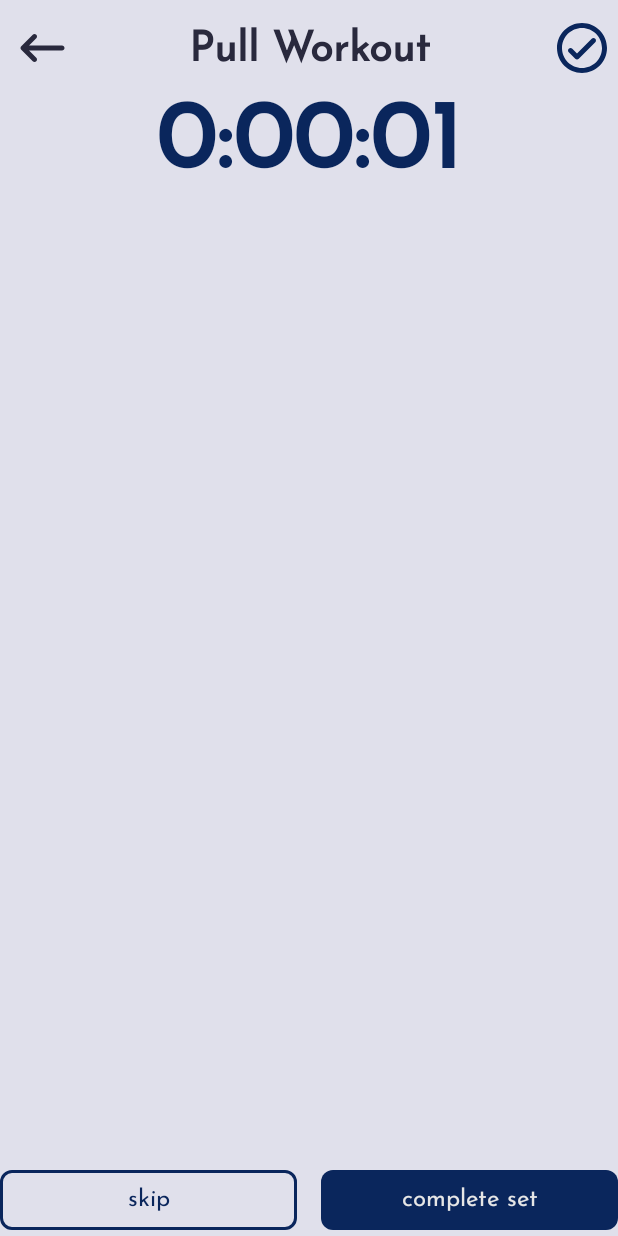
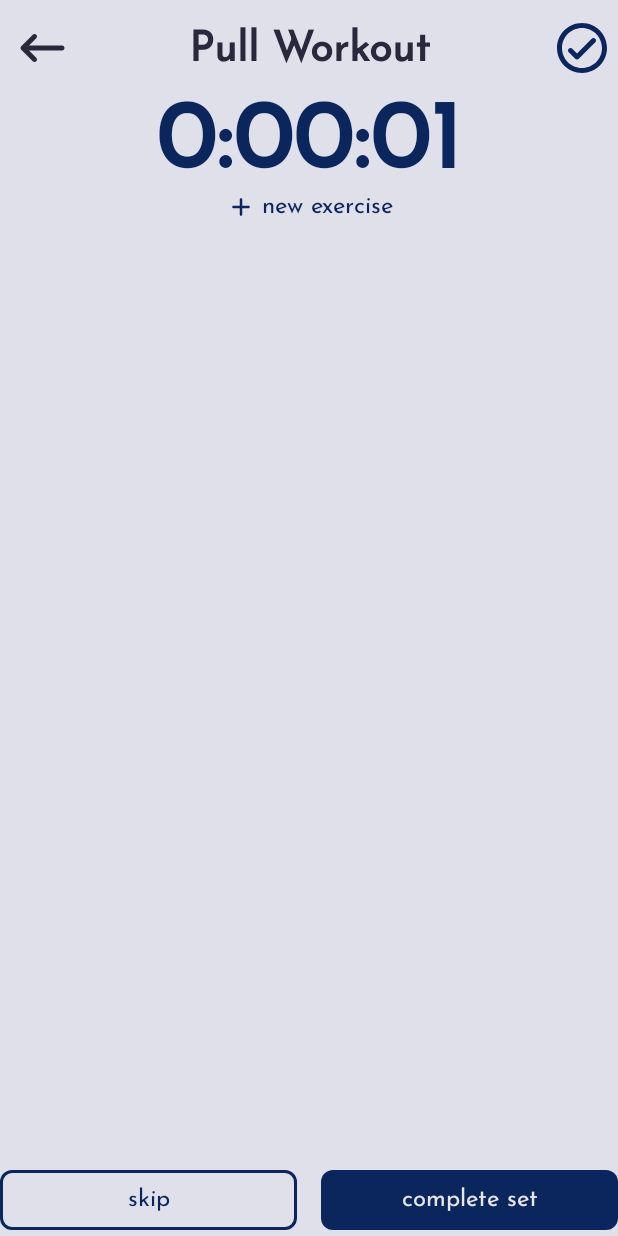
Before and after one commit to EduardDumitrescul/Liftio, an Android app built with Jetpack Compose: the screen it shows after launch (MainActivity), after a tap on "start new workout", on a phone screen of 412 x 824 dp. Run offline under Robolectric (Android 15) with nearby library versions, the phone set to English and light mode, and no system bars; our stand-ins replace Dagger/Hilt's generated code, Room's generated code; 2 statements that could not run were skipped.

Commit message:
feat: add exercise button

```diff
--- a/app/src/main/java/com/example/fitnesstracker/ui/nav/AppNavHost.kt
+++ b/app/src/main/java/com/example/fitnesstracker/ui/nav/AppNavHost.kt
@@ -55,8 +55,14 @@ fun AppNavHost(
             )
         }
 
-        composable(route = PerformWorkout.route) {
-            WorkoutOngoingView(navigateBack = {navController.navigateUp()})
+        composable(route = PerformWorkout.route) { navBackStack ->
+            val selectedExerciseId = navBackStack.savedStateHandle.getStateFlow("selectedExerciseId", 0).collectAsState().value
+            navBackStack.savedStateHandle.remove<Int>("selectedExerciseId")
+            WorkoutOngoingView(
+                previouslySelectedExerciseId = selectedExerciseId,
+                onNewExerciseButtonClick = {navController.navigate(SelectExercise.route)},
+                navigateBack = {navController.navigateUp()}
+            )
         }
 
         composable(route = SelectExercise.route) {
--- /dev/null
+++ b/app/src/main/java/com/example/fitnesstracker/ui/views/workout/components/AddExerciseButton.kt
@@ -0,0 +1,15 @@
+package com.example.fitnesstracker.ui.views.workout.components
+
+import androidx.compose.material.icons.Icons
+import androidx.compose.material.icons.rounded.Add
+import androidx.compose.runtime.Composable
+import com.example.fitnesstracker.ui.components.button.TextButton
+
+@Composable
+fun AddExerciseButton(onNewExerciseButtonClick: () -> Unit) {
+    TextButton(
+        text = "new exercise",
+        imageVector = Icons.Rounded.Add,
+        onClick = onNewExerciseButtonClick
+    )
+}
--- a/app/src/main/java/com/example/fitnesstracker/ui/views/workout/perform/WorkoutOngoingViewModel.kt
+++ b/app/src/main/java/com/example/fitnesstracker/ui/views/workout/perform/WorkoutOngoingViewModel.kt
@@ -174,4 +174,10 @@ class WorkoutOngoingViewModel @Inject constructor(
             }
         }
     }
+
+    fun addExercise(exerciseId: Int) {
+        viewModelScope.launch {
+            workoutService.addExerciseToTemplate(workoutId, exerciseId)
+        }
+    }
 }
--- a/app/src/main/java/com/example/fitnesstracker/ui/views/workout/perform/WorkoutPerformScreen.kt
+++ b/app/src/main/java/com/example/fitnesstracker/ui/views/workout/perform/WorkoutPerformScreen.kt
@@ -12,6 +12,7 @@ import androidx.compose.material.icons.rounded.CheckCircleOutline
 import androidx.compose.material3.ExperimentalMaterial3Api
 import androidx.compose.material3.Scaffold
 import androidx.compose.runtime.Composable
+import androidx.compose.runtime.LaunchedEffect
 import androidx.compose.runtime.collectAsState
 import androidx.compose.runtime.getValue
 import androidx.compose.ui.Alignment
@@ -26,13 +27,22 @@ import com.example.fitnesstracker.ui.components.exerciseCard.EditableExerciseCar
 import com.example.fitnesstracker.ui.components.exerciseCard.ExerciseCardOptions
 import com.example.fitnesstracker.ui.components.exerciseCard.setRow.SetRowOptions
 import com.example.fitnesstracker.ui.theme.AppTheme
+import com.example.fitnesstracker.ui.views.workout.components.AddExerciseButton
 import com.example.fitnesstracker.ui.views.workout.components.Timer
 
 @Composable
 fun WorkoutOngoingView(
+    previouslySelectedExerciseId: Int = 0,
     viewModel: WorkoutOngoingViewModel = hiltViewModel(),
+    onNewExerciseButtonClick: () -> Unit,
     navigateBack: () -> Unit,
 ) {
+    LaunchedEffect(previouslySelectedExerciseId) {
+        if(previouslySelectedExerciseId > 0) {
+            viewModel.addExercise(previouslySelectedExerciseId)
+        }
+    }
+
     val ongoingWorkout by viewModel.ongoingWorkout.collectAsState()
     val elapsedTime by viewModel.elapsedTime.collectAsState()
 
@@ -90,6 +100,9 @@ fun WorkoutOngoingView(
                         modifier = Modifier.fillMaxWidth()
                     )
                 }
+                item {
+                    AddExerciseButton(onNewExerciseButtonClick = onNewExerciseButtonClick)
+                }
             }
         }
     }
```
Also changed, not shown: app/src/main/java/com/example/fitnesstracker/ui/views/workout/edit/TemplateEditView.kt (+1 -10 lines).
